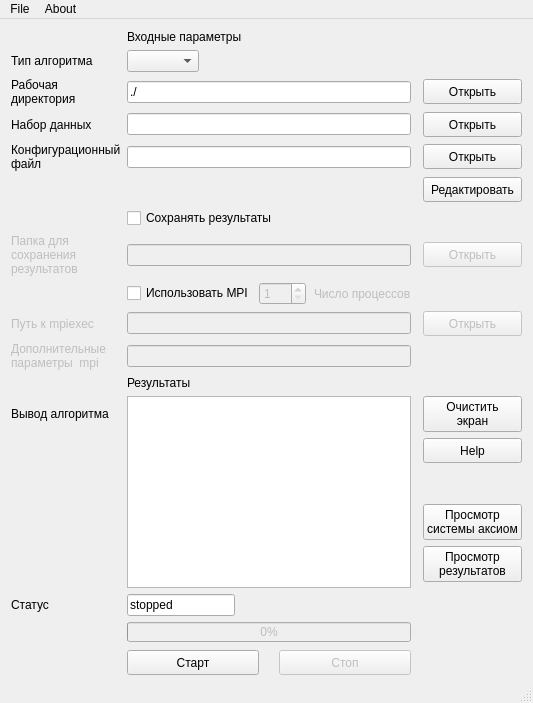
First picture: the form in qtGui/QtGui.ui, repository victorshch/axiomlib, before the edit.
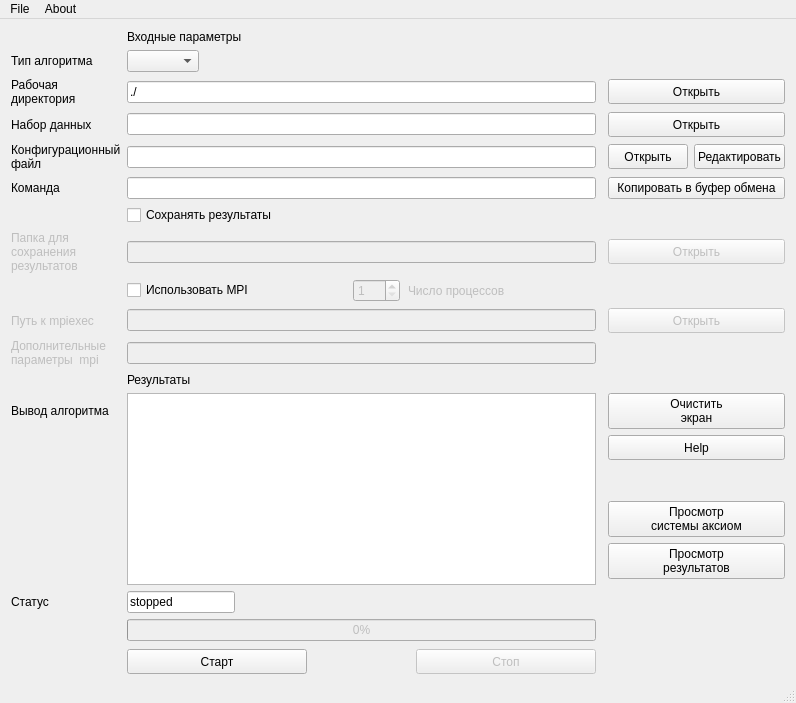
Second picture: the form after the edit.

Commit message:
qtGui: отображение запускаемой команды алгоритма
Добавлено отображение команды, при помощи которой запускается выбранный алгоритм,
и параметров команды.

The edit to the form file:
```diff
--- a/qtGui/QtGui.ui
+++ b/qtGui/QtGui.ui
@@ -6,7 +6,7 @@
    <rect>
     <x>0</x>
     <y>0</y>
-    <width>533</width>
+    <width>796</width>
     <height>703</height>
    </rect>
   </property>
@@ -80,7 +80,7 @@
       </property>
      </widget>
     </item>
-    <item row="6" column="1">
+    <item row="7" column="1">
      <widget class="QCheckBox" name="checkBox_saveResults">
       <property name="sizePolicy">
        <sizepolicy hsizetype="Fixed" vsizetype="Fixed">
@@ -96,7 +96,7 @@
       </property>
      </widget>
     </item>
-    <item row="7" column="0">
+    <item row="8" column="0">
      <widget class="QLabel" name="label_whereToSave">
       <property name="enabled">
        <bool>false</bool>
@@ -108,7 +108,7 @@
       </property>
      </widget>
     </item>
-    <item row="7" column="1">
+    <item row="8" column="1">
      <widget class="QLineEdit" name="lineEdit_whereToSave">
       <property name="enabled">
        <bool>false</bool>
@@ -121,7 +121,7 @@
       </property>
      </widget>
     </item>
-    <item row="12" column="1">
+    <item row="13" column="1">
      <widget class="QLabel" name="label_results">
       <property name="sizePolicy">
        <sizepolicy hsizetype="MinimumExpanding" vsizetype="Preferred">
@@ -134,14 +134,14 @@
       </property>
      </widget>
     </item>
-    <item row="14" column="0">
+    <item row="15" column="0">
      <widget class="QLabel" name="label_output">
       <property name="text">
        <string>Вывод алгоритма</string>
       </property>
      </widget>
     </item>
-    <item row="17" column="3">
+    <item row="18" column="3">
      <spacer name="verticalSpacer">
       <property name="orientation">
        <enum>Qt::Vertical</enum>
@@ -154,33 +154,14 @@
       </property>
      </spacer>
     </item>
-    <item row="21" column="0">
+    <item row="22" column="0">
      <widget class="QLabel" name="label_status">
       <property name="text">
        <string>Статус</string>
       </property>
      </widget>
     </item>
-    <item row="4" column="3">
-     <widget class="QPushButton" name="browseButton_params">
-      <property name="sizePolicy">
-       <sizepolicy hsizetype="Minimum" vsizetype="Fixed">
-        <horstretch>0</horstretch>
-        <verstretch>0</verstretch>
-       </sizepolicy>
-      </property>
-      <property name="minimumSize">
-       <size>
-        <width>0</width>
-        <height>25</height>
-       </size>
-      </property>
-      <property name="text">
-       <string>Открыть</string>
-      </property>
-     </widget>
-    </item>
-    <item row="14" column="1" rowspan="7">
+    <item row="15" column="1" rowspan="7">
      <widget class="QTextEdit" name="textEdit_output">
       <property name="sizePolicy">
        <sizepolicy hsizetype="MinimumExpanding" vsizetype="MinimumExpanding">
@@ -193,7 +174,7 @@
       </property>
      </widget>
     </item>
-    <item row="22" column="1">
+    <item row="23" column="1">
      <layout class="QGridLayout" name="gridLayout_2" rowstretch="1,1" columnstretch="1,1,1" rowminimumheight="30,30" columnminimumwidth="180,10,180">
       <property name="sizeConstraint">
        <enum>QLayout::SetDefaultConstraint</enum>
@@ -285,7 +266,15 @@
       </item>
      </layout>
     </item>
-    <item row="21" column="1" colspan="2">
+    <item row="20" column="3">
+     <widget class="QPushButton" name="pushButton_resBrowser">
+      <property name="text">
+       <string>Просмотр
+результатов</string>
+      </property>
+     </widget>
+    </item>
+    <item row="22" column="1" colspan="2">
      <widget class="QLineEdit" name="lineEdit_status">
       <property name="enabled">
        <bool>true</bool>
@@ -344,7 +333,7 @@
       </property>
      </widget>
     </item>
-    <item row="14" column="3">
+    <item row="15" column="3">
      <widget class="QPushButton" name="clearButton">
       <property name="sizePolicy">
        <sizepolicy hsizetype="Minimum" vsizetype="MinimumExpanding">
@@ -386,7 +375,7 @@
       </property>
      </widget>
     </item>
-    <item row="8" column="1" rowspan="2">
+    <item row="9" column="1" rowspan="2">
      <layout class="QHBoxLayout" name="horizontalLayout">
       <property name="spacing">
        <number>8</number>
@@ -452,7 +441,7 @@
       </item>
      </layout>
     </item>
-    <item row="10" column="0">
+    <item row="11" column="0">
      <widget class="QLabel" name="label_pathToMpi">
       <property name="enabled">
        <bool>false</bool>
@@ -462,14 +451,14 @@
       </property>
      </widget>
     </item>
-    <item row="10" column="1">
+    <item row="11" column="1">
      <widget class="QLineEdit" name="lineEdit_pathToMpi">
       <property name="enabled">
        <bool>false</bool>
       </property>
      </widget>
     </item>
-    <item row="10" column="3">
+    <item row="11" column="3">
      <widget class="QPushButton" name="browseButton_mpi">
       <property name="enabled">
        <bool>false</bool>
@@ -485,7 +474,7 @@
       </property>
      </widget>
     </item>
-    <item row="11" column="0">
+    <item row="12" column="0">
      <widget class="QLabel" name="label_mpiOps">
       <property name="enabled">
        <bool>false</bool>
@@ -496,14 +485,14 @@
       </property>
      </widget>
     </item>
-    <item row="11" column="1">
+    <item row="12" column="1">
      <widget class="QLineEdit" name="lineEdit_mpiOps">
       <property name="enabled">
        <bool>false</bool>
       </property>
      </widget>
     </item>
-    <item row="7" column="3">
+    <item row="8" column="3">
      <widget class="QPushButton" name="browseButton_whereToSave">
       <property name="enabled">
        <bool>false</bool>
@@ -525,20 +514,7 @@
       </property>
      </widget>
     </item>
-    <item row="5" column="3">
-     <widget class="QPushButton" name="editButton_config">
-      <property name="minimumSize">
-       <size>
-        <width>0</width>
-        <height>25</height>
-       </size>
-      </property>
-      <property name="text">
-       <string>Редактировать</string>
-      </property>
-     </widget>
-    </item>
-    <item row="18" column="3">
+    <item row="19" column="3">
      <widget class="QPushButton" name="pushButton_asBrowser">
       <property name="text">
        <string>Просмотр
@@ -546,7 +522,7 @@
       </property>
      </widget>
     </item>
-    <item row="15" column="3">
+    <item row="16" column="3">
      <widget class="QPushButton" name="aboutButton">
       <property name="sizePolicy">
        <sizepolicy hsizetype="Minimum" vsizetype="Fixed">
@@ -565,11 +541,60 @@
       </property>
      </widget>
     </item>
-    <item row="19" column="3">
-     <widget class="QPushButton" name="pushButton_resBrowser">
+    <item row="6" column="0">
+     <widget class="QLabel" name="label_command">
       <property name="text">
-       <string>Просмотр
-результатов</string>
+       <string>Команда</string>
+      </property>
+     </widget>
+    </item>
+    <item row="6" column="1">
+     <widget class="QLineEdit" name="lineEdit_command">
+      <property name="readOnly">
+       <bool>true</bool>
+      </property>
+     </widget>
+    </item>
+    <item row="4" column="3">
+     <layout class="QHBoxLayout" name="horizontalLayout_2">
+      <item>
+       <widget class="QPushButton" name="browseButton_params">
+        <property name="sizePolicy">
+         <sizepolicy hsizetype="Minimum" vsizetype="Fixed">
+          <horstretch>0</horstretch>
+          <verstretch>0</verstretch>
+         </sizepolicy>
+        </property>
+        <property name="minimumSize">
+         <size>
+          <width>0</width>
+          <height>25</height>
+         </size>
+        </property>
+        <property name="text">
+         <string>Открыть</string>
+        </property>
+       </widget>
+      </item>
+      <item>
+       <widget class="QPushButton" name="editButton_config">
+        <property name="minimumSize">
+         <size>
+          <width>0</width>
+          <height>25</height>
+         </size>
+        </property>
+        <property name="text">
+         <string>Редактировать</string>
+        </property>
+       </widget>
+      </item>
+     </layout>
+    </item>
+    <item row="6" column="3">
+     <widget class="QPushButton" name="pushButton_copyCommand">
+      <property name="text">
+       <string>Копировать в буфер обмена</string>
       </property>
      </widget>
     </item>
@@ -580,7 +605,7 @@
     <rect>
      <x>0</x>
      <y>0</y>
-     <width>533</width>
+     <width>796</width>
      <height>25</height>
     </rect>
    </property>
```
Left out of the diff: 4 changed lines with no effect on the pictures. The commit also changes 2 other files.
